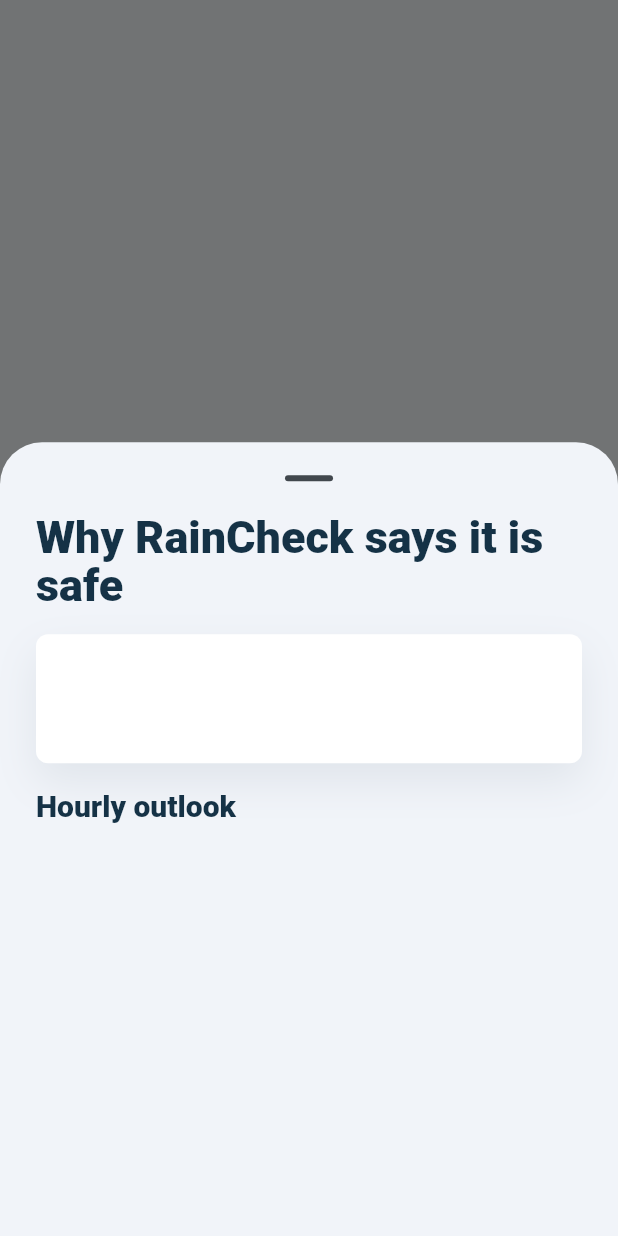
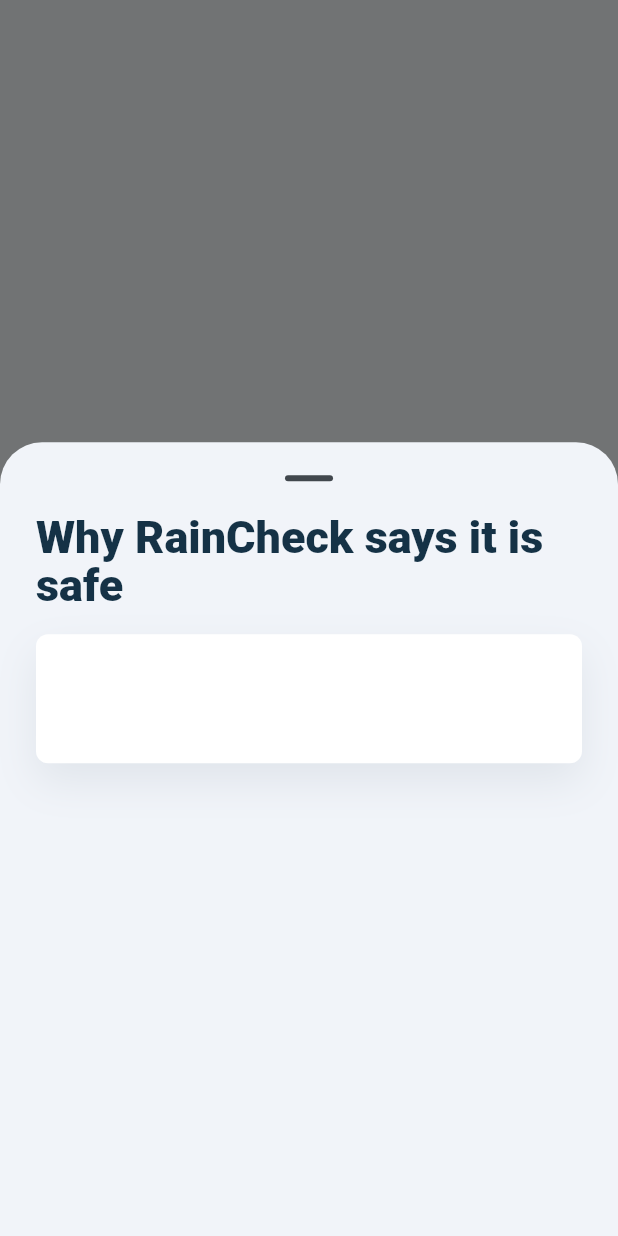
Before and after one commit to jorgeandresserrano/raincheck, a Flutter app: what showRecommendationDetails() shows on an empty page, opened directly with empty values, on a phone screen of 412 x 824 dp. Run offline on Flutter 3.47's test engine with Material 3 defaults, Android fonts, the light colour scheme and no system bars; our stand-ins replace flutter_riverpod, geocoding, geolocator, go_router, shared_preferences; accounts and stored records are empty; network calls fail; Roboto replaces fonts that are missing (Arial).

Commit message:
Align recommendation details with selected time window

```diff
--- a/lib/src/domain/raincheck_models.dart
+++ b/lib/src/domain/raincheck_models.dart
@@ -103,16 +103,18 @@
   String get sourceLabel => 'Manual location';
 }
 
-final class HourlyForecastItem {
-  const HourlyForecastItem({
-    required this.timeLabel,
-    required this.condition,
+final class ForecastEvidenceItem {
+  const ForecastEvidenceItem({
+    required this.title,
+    required this.description,
     required this.rainChanceLabel,
+    required this.rainAmountLabel,
   });
 
-  final String timeLabel;
-  final String condition;
+  final String title;
+  final String description;
   final String rainChanceLabel;
+  final String rainAmountLabel;
 }
 
 final class RecommendationViewData {
@@ -124,7 +126,8 @@
     required this.nextRainLabel,
     required this.confidenceLabel,
     required this.disclaimer,
-    required this.hourlyItems,
+    required this.detailTitle,
+    required this.detailItems,
     required this.rainChanceLabel,
     required this.rainAmountLabel,
     required this.locationLabel,
@@ -138,7 +141,8 @@
   final String nextRainLabel;
   final String confidenceLabel;
   final String disclaimer;
-  final List<HourlyForecastItem> hourlyItems;
+  final String detailTitle;
+  final List<ForecastEvidenceItem> detailItems;
   final String rainChanceLabel;
   final String rainAmountLabel;
   final String locationLabel;
--- a/lib/src/features/home/home_screen.dart
+++ b/lib/src/features/home/home_screen.dart
@@ -624,11 +624,11 @@
               ),
               const SizedBox(height: RainCheckSpacing.md),
               Text(
-                'Hourly outlook',
+                recommendation.detailTitle,
                 style: Theme.of(context).textTheme.titleLarge,
               ),
               const SizedBox(height: RainCheckSpacing.sm),
-              ...recommendation.hourlyItems.map(
+              ...recommendation.detailItems.map(
                 (item) => Padding(
                   padding: const EdgeInsets.only(bottom: RainCheckSpacing.sm),
                   child: SurfaceCard(
@@ -637,14 +637,24 @@
                         SizedBox(
                           width: 64,
                           child: Text(
-                            item.timeLabel,
+                            item.title,
                             style: Theme.of(context).textTheme.bodyMedium,
                           ),
                         ),
                         Expanded(
-                          child: Text(
-                            item.condition,
-                            style: Theme.of(context).textTheme.titleMedium,
+                          child: Column(
+                            crossAxisAlignment: CrossAxisAlignment.start,
+                            children: [
+                              Text(
+                                item.description,
+                                style: Theme.of(context).textTheme.titleMedium,
+                              ),
+                              const SizedBox(height: 2),
+                              Text(
+                                item.rainAmountLabel,
+                                style: Theme.of(context).textTheme.bodyMedium,
+                              ),
+                            ],
                           ),
                         ),
                         Text(
```
Also changed, not shown: lib/src/data/recommendation_repository.dart (+66 -11 lines), 1 other file.
